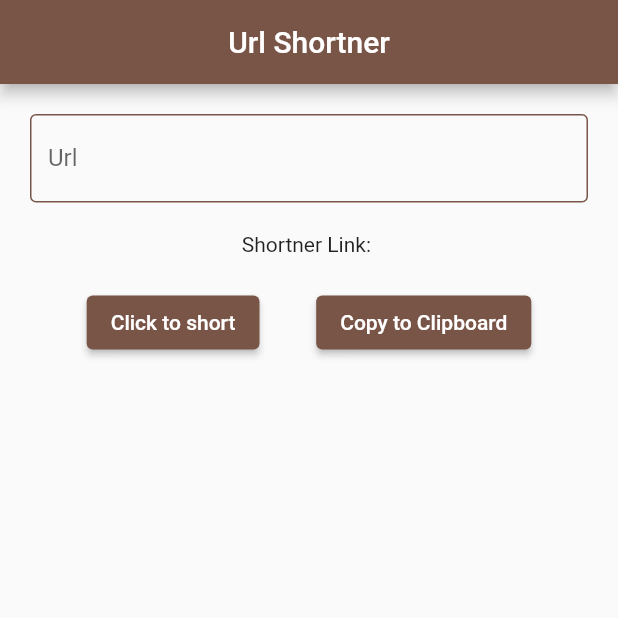
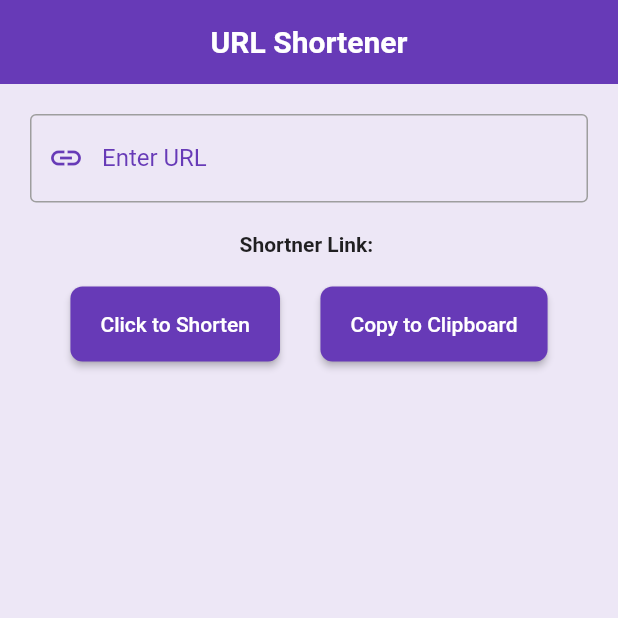
Before and after one commit to karan-lakhadive19/Url_Shortner, a Flutter app: the screen it shows after launch, on a phone screen of 412 x 824 dp, the top half of it. Run offline on Flutter 3.47's test engine with Material 2 defaults, Android fonts, the phone set to English and light mode, and no system bars; missing offline and left inert: clipboard.

Commit message:
final commit

```diff
--- a/lib/main.dart
+++ b/lib/main.dart
@@ -12,6 +12,7 @@ class MyApp extends StatelessWidget {
   @override
   Widget build(BuildContext context) {
     return MaterialApp(
+      debugShowCheckedModeBanner: false,
       theme: ThemeData(
         primarySwatch: Colors.brown
       ),
--- a/lib/screens/home.dart
+++ b/lib/screens/home.dart
@@ -35,9 +35,18 @@ class _HomePageState extends State<HomePage> {
   @override
   Widget build(BuildContext context) {
     return Scaffold(
+      backgroundColor: Colors.deepPurple[50],
       appBar: AppBar(
-        title: Text("Url Shortner"),
+        title: Text(
+          "URL Shortener",
+          style: TextStyle(
+            color: Colors.white,
+            fontWeight: FontWeight.bold,
+          ),
+        ),
         centerTitle: true,
+        backgroundColor: Colors.deepPurple,
+        elevation: 0, // Remove shadow
       ),
       body: Padding(
         padding: const EdgeInsets.all(20.0),
@@ -46,32 +55,75 @@ class _HomePageState extends State<HomePage> {
             TextFormField(
               controller: controller,
               decoration: InputDecoration(
-                label: Text('Url'),
-                hintText: 'Enter Url',
+                labelText: 'Enter URL',
+                labelStyle: TextStyle(color: Colors.deepPurple),
+                focusedBorder: OutlineInputBorder(
+                  borderSide: BorderSide(color: Colors.deepPurple, width: 2.0),
+                ),
                 enabledBorder: OutlineInputBorder(
-                    borderSide: BorderSide(color: Colors.brown)),
-                focusedBorder: OutlineInputBorder(
-                    borderSide: BorderSide(color: Colors.brown),
-                    borderRadius: BorderRadius.circular(10)),
+                  borderSide: BorderSide(color: Colors.grey),
+                ),
+                prefixIcon: Icon(
+                  Icons.link,
+                  color: Colors.deepPurple,
+                ),
               ),
             ),
             SizedBox(
               height: 20,
             ),
-            Text('Shortner Link: $shortenLink'),
+            Text('Shortner Link: $shortenLink', style: TextStyle(fontWeight: FontWeight.bold),),
             SizedBox(
               height: 20,
             ),
             Row(
               mainAxisAlignment: MainAxisAlignment.spaceEvenly,
               children: [
-                ElevatedButton(onPressed: () {
-                  getData();
-                }, child: Text('Click to short')),
-
-                ElevatedButton(onPressed: (){
-                  FlutterClipboard.copy('$shortenLink');
-                }, child: Text('Copy to Clipboard'))
+                SizedBox(
+                  height: 50,
+                  child: ElevatedButton(
+                    onPressed: () {
+                      getData();
+                    },
+                    child: Text('Click to Shorten'),
+                    style: ButtonStyle(
+                      backgroundColor:
+                          MaterialStateProperty.all<Color>(Colors.deepPurple),
+                      foregroundColor:
+                          MaterialStateProperty.all<Color>(Colors.white),
+                      padding: MaterialStateProperty.all<EdgeInsetsGeometry>(
+                        EdgeInsets.symmetric(horizontal: 20, vertical: 12),
+                      ),
+                      shape: MaterialStateProperty.all<RoundedRectangleBorder>(
+                        RoundedRectangleBorder(
+                          borderRadius: BorderRadius.circular(8),
+                        ),
+                      ),
+                    ),
+                  ),
+                ),
+                SizedBox(height: 50,
+                  child: ElevatedButton(
+                    onPressed: () {
+                      FlutterClipboard.copy('$shortenLink');
+                    },
+                    child: Text('Copy to Clipboard'),
+                    style: ButtonStyle(
+                      backgroundColor:
+                          MaterialStateProperty.all<Color>(Colors.deepPurple),
+                      foregroundColor:
+                          MaterialStateProperty.all<Color>(Colors.white),
+                      padding: MaterialStateProperty.all<EdgeInsetsGeometry>(
+                        EdgeInsets.symmetric(horizontal: 20, vertical: 12),
+                      ),
+                      shape: MaterialStateProperty.all<RoundedRectangleBorder>(
+                        RoundedRectangleBorder(
+                          borderRadius: BorderRadius.circular(8),
+                        ),
+                      ),
+                    ),
+                  ),
+                )
               ],
             )
           ],
```
